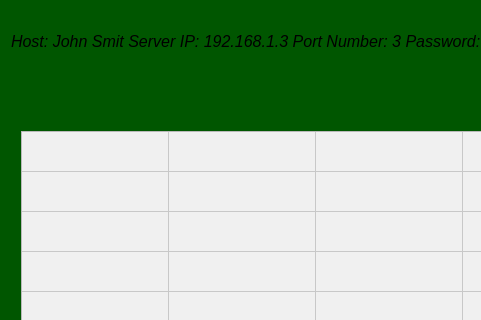
This is Qt_Project/gamescreen.ui in Paulkie99/RubberContractBridge as Qt 5 draws it before an edit; both pictures show x 0 to 481 and y 0 to 320 of the 1194 by 896 pixel window. The edited form follows.
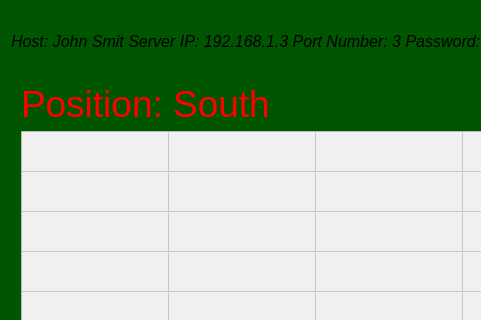
This is the edited form.

Commit message: Fixed points label and added position label

```diff
--- a/Qt_Project/gamescreen.ui
+++ b/Qt_Project/gamescreen.ui
@@ -1155,6 +1155,63 @@
         </property>
        </column>
       </widget>
+      <widget class="QLabel" name="lblPosition">
+       <property name="geometry">
+        <rect>
+         <x>10</x>
+         <y>70</y>
+         <width>321</width>
+         <height>45</height>
+        </rect>
+       </property>
+       <property name="palette">
+        <palette>
+         <active>
+          <colorrole role="WindowText">
+           <brush brushstyle="SolidPattern">
+            <color alpha="255">
+             <red>255</red>
+             <green>0</green>
+             <blue>0</blue>
+            </color>
+           </brush>
+          </colorrole>
+         </active>
+         <inactive>
+          <colorrole role="WindowText">
+           <brush brushstyle="SolidPattern">
+            <color alpha="255">
+             <red>255</red>
+             <green>0</green>
+             <blue>0</blue>
+            </color>
+           </brush>
+          </colorrole>
+         </inactive>
+         <disabled>
+          <colorrole role="WindowText">
+           <brush brushstyle="SolidPattern">
+            <color alpha="255">
+             <red>120</red>
+             <green>120</green>
+             <blue>120</blue>
+            </color>
+           </brush>
+          </colorrole>
+         </disabled>
+        </palette>
+       </property>
+       <property name="font">
+        <font>
+         <pointsize>28</pointsize>
+         <weight>50</weight>
+         <bold>false</bold>
+        </font>
+       </property>
+       <property name="text">
+        <string>Position: South</string>
+       </property>
+      </widget>
      </widget>
      <widget class="QWidget" name="Play">
       <widget class="QLabel" name="lblInfoPlay">
```
Left out of the diff: 8 changed lines with no effect on the pictures. The commit also changes 4 other files.
